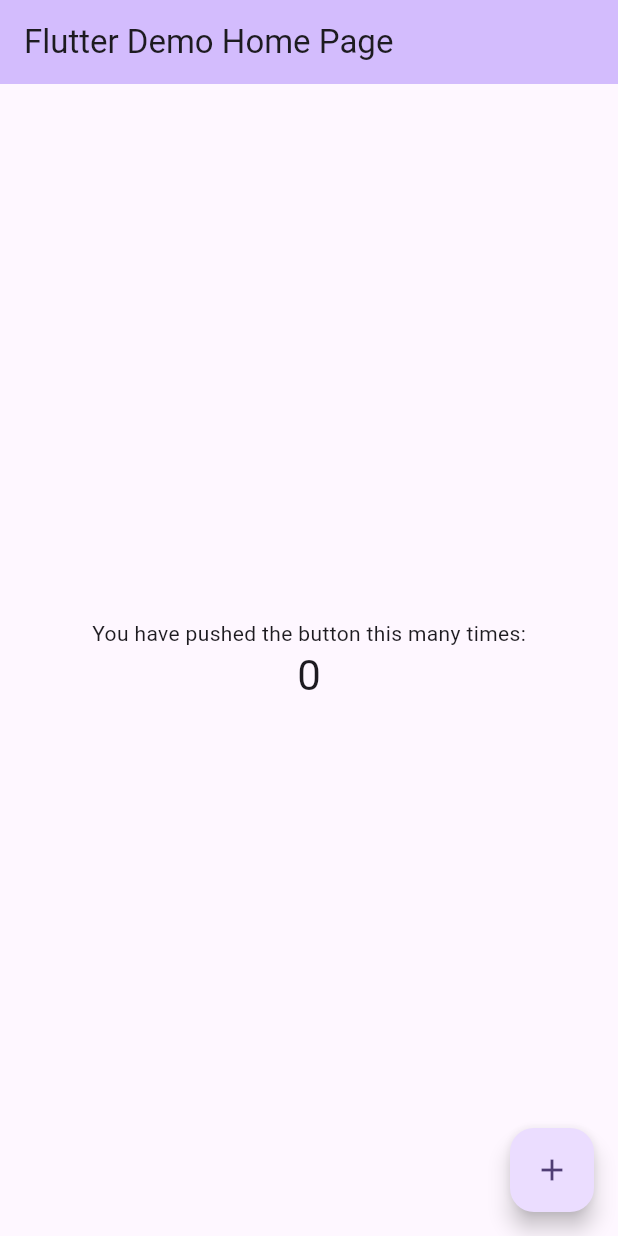
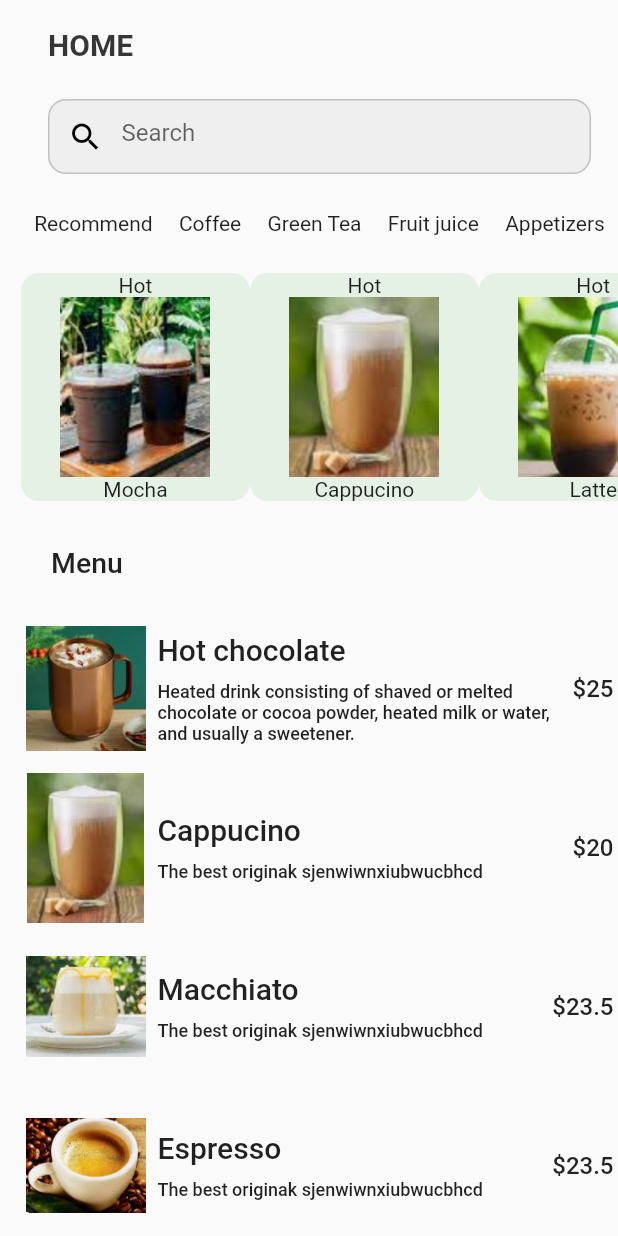
Before and after one commit to florinvoicu12/drinks_orders_app, a Flutter app: the screen it shows after launch, on a phone screen of 412 x 824 dp. Run offline on Flutter 3.47's test engine with Material 2 defaults, Android fonts, the light colour scheme and no system bars.

Commit message:
created a home screen

```diff
--- a/lib/main.dart
+++ b/lib/main.dart
@@ -1,125 +1,19 @@
+import 'package:drinks_orders_app/screens/home_screen.dart';
 import 'package:flutter/material.dart';
 
 void main() {
-  runApp(const MyApp());
+  runApp(const DrinksOrdersApp());
 }
 
-class MyApp extends StatelessWidget {
-  const MyApp({super.key});
+class DrinksOrdersApp extends StatelessWidget {
+  const DrinksOrdersApp({super.key});
 
-  // This widget is the root of your application.
   @override
   Widget build(BuildContext context) {
-    return MaterialApp(
+    return const MaterialApp(
       title: 'Flutter Demo',
-      theme: ThemeData(
-        // This is the theme of your application.
-        //
-        // TRY THIS: Try running your application with "flutter run". You'll see
-        // the application has a blue toolbar. Then, without quitting the app,
-        // try changing the seedColor in the colorScheme below to Colors.green
-        // and then invoke "hot reload" (save your changes or press the "hot
-        // reload" button in a Flutter-supported IDE, or press "r" if you used
-        // the command line to start the app).
-        //
-        // Notice that the counter didn't reset back to zero; the application
-        // state is not lost during the reload. To reset the state, use hot
-        // restart instead.
-        //
-        // This works for code too, not just values: Most code changes can be
-        // tested with just a hot reload.
-        colorScheme: ColorScheme.fromSeed(seedColor: Colors.deepPurple),
-        useMaterial3: true,
-      ),
-      home: const MyHomePage(title: 'Flutter Demo Home Page'),
+      debugShowCheckedModeBanner: false,
+      home: HomeScreen(),
     );
   }
 }
-
-class MyHomePage extends StatefulWidget {
-  const MyHomePage({super.key, required this.title});
-
-  // This widget is the home page of your application. It is stateful, meaning
-  // that it has a State object (defined below) that contains fields that affect
-  // how it looks.
-
-  // This class is the configuration for the state. It holds the values (in this
-  // case the title) provided by the parent (in this case the App widget) and
-  // used by the build method of the State. Fields in a Widget subclass are
-  // always marked "final".
-
-  final String title;
-
-  @override
-  State<MyHomePage> createState() => _MyHomePageState();
-}
-
-class _MyHomePageState extends State<MyHomePage> {
-  int _counter = 0;
-
-  void _incrementCounter() {
-    setState(() {
-      // This call to setState tells the Flutter framework that something has
-      // changed in this State, which causes it to rerun the build method below
-      // so that the display can reflect the updated values. If we changed
-      // _counter without calling setState(), then the build method would not be
-      // called again, and so nothing would appear to happen.
-      _counter++;
-    });
-  }
-
-  @override
-  Widget build(BuildContext context) {
-    // This method is rerun every time setState is called, for instance as done
-    // by the _incrementCounter method above.
-    //
-    // The Flutter framework has been optimized to make rerunning build methods
-    // fast, so that you can just rebuild anything that needs updating rather
-    // than having to individually change instances of widgets.
-    return Scaffold(
-      appBar: AppBar(
-        // TRY THIS: Try changing the color here to a specific color (to
-        // Colors.amber, perhaps?) and trigger a hot reload to see the AppBar
-        // change color while the other colors stay the same.
-        backgroundColor: Theme.of(context).colorScheme.inversePrimary,
-        // Here we take the value from the MyHomePage object that was created by
-        // the App.build method, and use it to set our appbar title.
-        title: Text(widget.title),
-      ),
-      body: Center(
-        // Center is a layout widget. It takes a single child and positions it
-        // in the middle of the parent.
-        child: Column(
-          // Column is also a layout widget. It takes a list of children and
-          // arranges them vertically. By default, it sizes itself to fit its
-          // children horizontally, and tries to be as tall as its parent.
-          //
-          // Column has various properties to control how it sizes itself and
-          // how it positions its children. Here we use mainAxisAlignment to
-          // center the children vertically; the main axis here is the vertical
-          // axis because Columns are vertical (the cross axis would be
-          // horizontal).
-          //
-          // TRY THIS: Invoke "debug painting" (choose the "Toggle Debug Paint"
-          // action in the IDE, or press "p" in the console), to see the
-          // wireframe for each widget.
-          mainAxisAlignment: MainAxisAlignment.center,
-          children: <Widget>[
-            const Text(
-              'You have pushed the button this many times:',
-            ),
-            Text(
-              '$_counter',
-              style: Theme.of(context).textTheme.headlineMedium,
-            ),
-          ],
-        ),
-      ),
-      floatingActionButton: FloatingActionButton(
-        onPressed: _incrementCounter,
-        tooltip: 'Increment',
-        child: const Icon(Icons.add),
-      ), // This trailing comma makes auto-formatting nicer for build methods.
-    );
-  }
-}
--- /dev/null
+++ b/lib/models/drinks_type_model.dart
@@ -0,0 +1,42 @@
+import 'package:drinks_orders_app/screens/home_screen.dart';
+
+class Drinks {
+  final String asset;
+  final String text;
+  final String temperature;
+
+  Drinks({required this.asset, required this.text, required this.temperature});
+}
+
+List<DrinksType> drinks_list = [
+  const DrinksType(
+    asset: "assets/mocha1.png",
+    text: "Mocha",
+    temperature: "Hot",
+  ),
+  const DrinksType(
+    asset: "assets/macchiato2.png",
+    text: "Cappucino",
+    temperature: "Hot",
+  ),
+  const DrinksType(
+    asset: "assets/latte.png",
+    text: "Latte",
+    temperature: "Hot",
+  ),
+  const DrinksType(
+    asset: "assets/mocha1.png",
+    text: "Mocha",
+    temperature: "Hot",
+  ),
+  const DrinksType(
+    asset: "assets/macchiato1.png",
+    text: "Macchiato",
+    temperature: "Hot",
+  ),
+  const DrinksType(
+    asset: "assets/mocha1.png",
+    text: "Mocha",
+    temperature: "Hot",
+  ),
+];
--- /dev/null
+++ b/lib/models/menu_items_model.dart
@@ -0,0 +1,43 @@
+import 'package:drinks_orders_app/screens/home_screen.dart';
+
+class Menu {
+  final String asset;
+  final String title;
+  final String subtitle;
+  final String amount;
+
+  Menu(
+      {required this.asset,
+      required this.title,
+      required this.amount,
+      required this.subtitle});
+}
+
+List<MenuItem> menu_items_list = [
+  MenuItem(
+      asset: "assets/chocolate.png",
+      title: "Hot chocolate",
+      subtitle:
+          "Heated drink consisting of shaved or melted chocolate or cocoa powder, heated milk or water, and usually a sweetener.",
+      amount: "\$25"),
+  MenuItem(
+      asset: "assets/macchiato2.png",
+      title: "Cappucino",
+      subtitle: "The best originak sjenwiwnxiubwucbhcd",
+      amount: "\$20"),
+  MenuItem(
+      asset: "assets/macchiato1.png",
+      title: "Macchiato",
+      subtitle: "The best originak sjenwiwnxiubwucbhcd",
+      amount: "\$23.5"),
+  MenuItem(
+      asset: "assets/espresso.png",
+      title: "Espresso",
+      subtitle: "The best originak sjenwiwnxiubwucbhcd",
+      amount: "\$23.5"),
+  MenuItem(
+      asset: "assets/macchiato.png",
+      title: "Mocha",
+      subtitle: "The best originak sjenwiwnxiubwucbhcd",
+      amount: "\$23.5")
+];
--- /dev/null
+++ b/lib/screens/home_screen.dart
@@ -0,0 +1,185 @@
+import 'dart:ui';
+
+import 'package:drinks_orders_app/models/drinks_type_model.dart';
+import 'package:drinks_orders_app/models/menu_items_model.dart';
+import 'package:flutter/material.dart';
+
+class HomeScreen extends StatelessWidget {
+  const HomeScreen({super.key});
+
+  @override
+  Widget build(BuildContext context) {
+    final searchTextController = TextEditingController();
+    bool isSelected = false;
+    final Drinks drinks;
+    return Scaffold(
+      body: SingleChildScrollView(
+        scrollDirection: Axis.vertical,
+        child: SafeArea(
+            child: Padding(
+          padding: const EdgeInsets.only(left: 14.0),
+          child:
+              Column(crossAxisAlignment: CrossAxisAlignment.start, children: [
+            Padding(
+              padding: const EdgeInsets.only(left: 18.0, top: 18),
+              child: Text(
+                "HOME",
+                style: TextStyle(
+                    fontSize: 20,
+                    color: Colors.black.withAlpha(200),
+                    fontWeight: FontWeight.w600),
+              ),
+            ),
+            const SizedBox(height: 25),
+            Padding(
+              padding: const EdgeInsets.only(left: 18.0, right: 18),
+              child: Container(
+                  decoration: BoxDecoration(
+                      color: Colors.grey.withAlpha(30),
+                      border: Border.all(color: Colors.black.withAlpha(50)),
+                      borderRadius:
+                          const BorderRadius.all(Radius.circular(12))),
+                  child: TextField(
+                    enabled: true,
+                    controller: searchTextController,
+                    keyboardType: TextInputType.text,
+                    decoration: const InputDecoration(
+                      prefixIcon: Icon(Icons.search),
+                      prefixIconColor: Colors.black,
+                      border: InputBorder.none,
+                      hintText: "Search",
+                    ),
+                  )),
+            ),
+            const SizedBox(height: 25),
+            Row(
+              mainAxisAlignment: MainAxisAlignment.spaceAround,
+              children: [
+                GestureDetector(
+                  child: Text("Recommend"),
+                  onTap: () => isSelected = true,
+                ),
+                Text("Coffee"),
+                Text("Green Tea"),
+                Text("Fruit juice"),
+                Text("Appetizers"),
+              ],
+            ),
+            const SizedBox(height: 25),
+            SingleChildScrollView(
+              scrollDirection: Axis.horizontal,
+              child: Row(
+                  crossAxisAlignment: CrossAxisAlignment.start,
+                  children: List.generate(
+                      drinks_list.length,
+                      (index) => DrinksType(
+                            asset: drinks_list[index].asset,
+                            text: drinks_list[index].text,
+                            temperature: drinks_list[index].temperature,
+                          ))),
+            ),
+            const SizedBox(height: 10),
+            const Padding(
+              padding: EdgeInsets.all(20.0),
+              child: Text(
+                "Menu",
+                style: TextStyle(fontSize: 19, fontWeight: FontWeight.w500),
+              ),
+            ),
+            Column(
+              children: List.generate(
+                  menu_items_list.length,
+                  (index) => MenuItem(
+                      asset: menu_items_list[index].asset,
+                      title: menu_items_list[index].title,
+                      subtitle: menu_items_list[index].subtitle,
+                      amount: menu_items_list[index].amount)),
+            )
+          ]),
+        )),
+      ),
+    );
+  }
+}
+
+class MenuItem extends StatelessWidget {
+  const MenuItem({
+    super.key,
+    required this.asset,
+    required this.title,
+    required this.subtitle,
+    required this.amount,
+  });
+  final String asset;
+  final String title;
+  final String subtitle;
+  final String amount;
+  @override
+  Widget build(BuildContext context) {
+    return Container(
+      width: double.infinity,
+      padding: EdgeInsets.all(3),
+      child: Row(mainAxisAlignment: MainAxisAlignment.spaceAround, children: [
+        Image.asset(
+          asset,
+          height: 100,
+          width: 80,
+        ),
+        Expanded(
+          child: Padding(
+            padding: const EdgeInsets.only(left: 8.0),
+            child: Column(
+              crossAxisAlignment: CrossAxisAlignment.start,
+              children: [
+                Text(
+                  title,
+                  style: TextStyle(fontSize: 20, fontWeight: FontWeight.w500),
+                ),
+                const SizedBox(height: 10),
+                Text(subtitle,
+                    softWrap: true,
+                    maxLines: 3,
+                    textAlign: TextAlign.left,
+                    style: TextStyle(fontSize: 12, fontWeight: FontWeight.w500))
+              ],
+            ),
+          ),
+        ),
+        Text(amount,
+            style: TextStyle(fontSize: 16, fontWeight: FontWeight.w500)),
+      ]),
+    );
+  }
+}
+
+class DrinksType extends StatelessWidget {
+  const DrinksType(
+      {super.key,
+      required this.asset,
+      required this.text,
+      this.scale,
+      required this.temperature});
+  final String temperature;
+  final String asset;
+  final String text;
+  final double? scale;
+  @override
+  Widget build(BuildContext context) {
+    return Container(
+      width: MediaQuery.of(context).size.width / 2.7,
+      decoration: BoxDecoration(
+          color: Colors.green.withAlpha(30),
+          borderRadius: BorderRadius.circular(12)),
+      child: Column(children: [
+        Text(temperature),
+        Image.asset(
+          asset,
+          height: 120,
+          width: 100,
+          fit: BoxFit.cover,
+        ),
+        Text(text)
+      ]),
+    );
+  }
+}
--- a/pubspec.yaml
+++ b/pubspec.yaml
@@ -59,9 +59,9 @@ flutter:
   uses-material-design: true
 
   # To add assets to your application, add an assets section, like this:
-  # assets:
-  #   - images/a_dot_burr.jpeg
-  #   - images/a_dot_ham.jpeg
+  assets:
+    - assets/
+
 
   # An image asset can refer to one or more resolution-specific "variants", see
   # https://flutter.dev/assets-and-images/#resolution-aware
```
Also changed, not shown: assets/chocolate.png (added), assets/espresso.png (added), assets/latte.png (added), assets/macchiato.png (added), assets/macchiato1.png (added), assets/macchiato2.png (added), assets/mocha.png (added), assets/mocha1.png (added).
